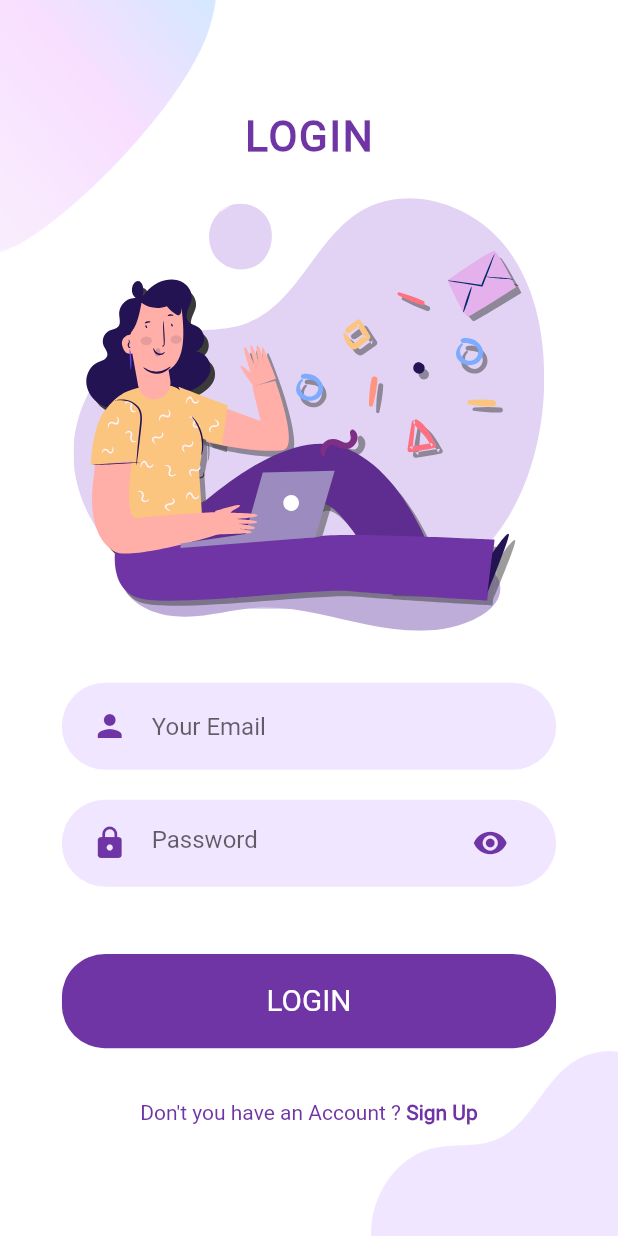
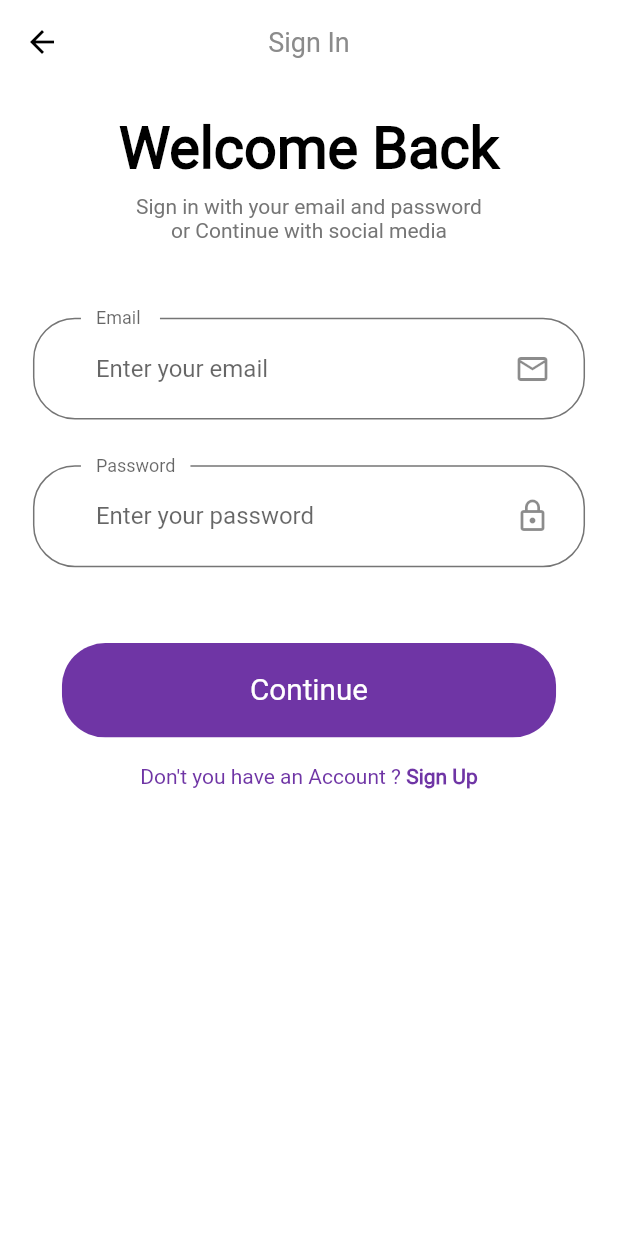
Before and after one commit to Nikhilsoni2001/KR-Trading-Company, a Flutter app: the WelcomeScreen screen opened by its route, after a tap on "LOGIN", on a phone screen of 412 x 824 dp. Run offline on Flutter 3.47's test engine with Material 2 defaults, Android fonts, the phone set to English and light mode, and no system bars; our stand-ins replace flutter_svg.

Commit message:
fix : SignIn UI changed.

```diff
--- a/lib/constants.dart
+++ b/lib/constants.dart
@@ -4,3 +4,15 @@ const kPrimaryColor = Color(0xFF6F35A5);
 const kPrimaryLightColor = Color(0xFFF1E6FF);
 
 const kAnimationDuration = Duration(milliseconds: 200);
+
+const kSecondaryColor = Color(0xFF979797);
+const kTextColor = Color(0xFF757575);
+
+// Form Error
+final RegExp emailValidatorRegExp =
+RegExp(r"^[a-zA-Z0-9.]+@[a-zA-Z0-9]+\.[a-zA-Z]+");
+const String kEmailNullError = "Please Enter your email";
+const String kInvalidEmailError = "Please Enter Valid Email";
+const String kPassNullError = "Please Enter your password";
+const String kShortPassError = "Password is too short";
+const String kMatchPassError = "Passwords don't match";
--- a/lib/main.dart
+++ b/lib/main.dart
@@ -1,7 +1,7 @@
 import 'package:flutter/material.dart';
-import 'package:kr_trading_factory/constants.dart';
 import 'package:kr_trading_factory/screens/splash_screen/splash.dart';
 import 'package:kr_trading_factory/routes.dart';
+import 'package:kr_trading_factory/theme.dart';
 
 void main() {
   runApp(MyApp());
@@ -12,12 +12,8 @@ class MyApp extends StatelessWidget {
   Widget build(BuildContext context) {
     return MaterialApp(
       debugShowCheckedModeBanner: false,
-      title: 'Flutter Demo',
-      theme: ThemeData(
-        primaryColor: kPrimaryColor,
-        scaffoldBackgroundColor: Colors.white,
-        fontFamily: 'Roboto'
-      ),
+      title: 'K R Trading Company',
+      theme: theme(),
       // home: SplashScreen(),
       initialRoute: SplashScreen.routeName,
       routes: routes,
--- a/lib/routes.dart
+++ b/lib/routes.dart
@@ -1,8 +1,12 @@
 import 'package:flutter/material.dart';
+import 'package:kr_trading_factory/screens/sign_in/sign_in_screen.dart';
+import 'package:kr_trading_factory/screens/sign_up/sign_up.dart';
 import 'package:kr_trading_factory/screens/splash_screen/splash.dart';
 import 'package:kr_trading_factory/screens/welcome/welcome.dart';
 
 final Map<String, WidgetBuilder> routes = {
   SplashScreen.routeName: (context) => SplashScreen(),
   WelcomeScreen.routeName: (context) => WelcomeScreen(),
+  SignInScreen.routeName: (context) => SignInScreen(),
+  SignUpScreen.routeName: (context) => SignUpScreen()
 };
--- /dev/null
+++ b/lib/screens/Wrapper.dart
@@ -0,0 +1,8 @@
+import 'package:flutter/material.dart';
+
+class Wrapper extends StatelessWidget {
+  @override
+  Widget build(BuildContext context) {
+    return Container();
+  }
+}
--- a/lib/screens/login/components/background.dart
+++ /dev/null
@@ -1,39 +0,0 @@
-import 'package:flutter/material.dart';
-
-class Background extends StatelessWidget {
-  final Widget child;
-  const Background({
-    Key key,
-    @required this.child
-  }) : super(key: key);
-
-  @override
-  Widget build(BuildContext context) {
-    Size size = MediaQuery.of(context).size;
-    return Container(
-      width: double.infinity,
-      height: size.height,
-      child: Stack(
-        alignment: Alignment.center,
-        children: <Widget>[
-          Positioned(
-              top: 0,
-              left: 0,
-              child: Image.asset(
-                'assets/images/main_top.png',
-                width: size.width * 0.35,
-              )),
-          Positioned(
-              bottom: 0,
-              right: 0,
-              child: Image.asset(
-                'assets/images/login_bottom.png',
-                width: size.width * 0.4,
-              )
-          ),
-          child,
-        ],
-      ),
-    );
-  }
-}
--- a/lib/screens/login/components/body.dart
+++ /dev/null
@@ -1,63 +0,0 @@
-import 'package:flutter/material.dart';
-import 'package:flutter_svg/flutter_svg.dart';
-import 'package:kr_trading_factory/components/already_have_an_account.dart';
-import 'package:kr_trading_factory/components/roundedButton.dart';
-import 'package:kr_trading_factory/components/rounded_input_field.dart';
-import 'package:kr_trading_factory/components/rounded_password_field.dart';
-import 'package:kr_trading_factory/constants.dart';
-import 'package:kr_trading_factory/screens/login/components/background.dart';
-import 'package:kr_trading_factory/screens/signUp/sign_up.dart';
-
-class Body extends StatelessWidget {
-  const Body({
-    Key key,
-  }) : super(key: key);
-
-  @override
-  Widget build(BuildContext context) {
-    Size size = MediaQuery.of(context).size;
-    return SingleChildScrollView(
-      child: Background(
-        child: Column(
-          mainAxisAlignment: MainAxisAlignment.center,
-          children: <Widget>[
-            Text(
-              'LOGIN',
-              style: TextStyle(
-                  fontSize: 28.0,
-                  letterSpacing: 1.2,
-                  fontWeight: FontWeight.bold,
-                  color: kPrimaryColor),
-            ),
-            SizedBox(height: size.height * 0.03),
-            SvgPicture.asset(
-              'assets/icons/login.svg',
-              height: size.height * 0.35,
-            ),
-            SizedBox(height: size.height * 0.03),
-            RoundedInputField(
-              hintText: 'Your Email',
-              onChanged: (value) {},
-            ),
-            RoundedPasswordField(
-              onChanged: (value) {},
-            ),
-            SizedBox(height: size.height * 0.03),
-            RoundedButton(
-              text: 'LOGIN',
-              press: () {},
-            ),
-            SizedBox(height: size.height * 0.03),
-            AlreadyHaveAnAccountCheck(
-              press: () {
-                Navigator.push(context, MaterialPageRoute(builder: (context) {
-                  return SignUpScreen();
-                }));
-              },
-            )
-          ],
-        ),
-      ),
-    );
-  }
-}
--- a/lib/screens/login/login_screen.dart
+++ /dev/null
@@ -1,11 +0,0 @@
-import 'package:flutter/material.dart';
-import 'package:kr_trading_factory/screens/login/components/body.dart';
-
-class LoginScreen extends StatelessWidget {
-  @override
-  Widget build(BuildContext context) {
-    return Scaffold(
-      body: Body(),
-    );
-  }
-}
--- /dev/null
+++ b/lib/screens/sign_in/components/body.dart
@@ -0,0 +1,38 @@
+import 'package:flutter/cupertino.dart';
+import 'package:flutter/material.dart';
+import 'package:kr_trading_factory/screens/sign_in/components/sign_in_form.dart';
+import 'package:kr_trading_factory/size_config.dart';
+import '../../../size_config.dart';
+
+class Body extends StatelessWidget {
+  @override
+  Widget build(BuildContext context) {
+    return SafeArea(
+        child: SizedBox(
+      width: double.infinity,
+      child: Padding(
+        padding:
+            EdgeInsets.symmetric(horizontal: getPropotionateScreenWidth(20)),
+        child: Column(
+          children: <Widget>[
+            SizedBox(height: 20),
+            Text(
+              'Welcome Back',
+              style: TextStyle(
+                  color: Colors.black,
+                  fontSize: getPropotionateScreenWidth(35),
+                  fontWeight: FontWeight.bold),
+            ),
+            SizedBox(height: getPropotionateScreenWidth(8),),
+            Text(
+              'Sign in with your email and password \nor Continue with social media',
+              textAlign: TextAlign.center,
+            ),
+            SizedBox(height: 50,),
+            SignInForm()
+          ],
+        ),
+      ),
+    ));
+  }
+}
--- /dev/null
+++ b/lib/screens/sign_in/components/custom_suffix_icon.dart
@@ -0,0 +1,23 @@
+import 'package:flutter/material.dart';
+
+import '../../../size_config.dart';
+
+class CustomSuffixIcon extends StatelessWidget {
+  const CustomSuffixIcon({
+    Key key, @required this.icon,
+  }) : super(key: key);
+
+  final Icon icon;
+
+  @override
+  Widget build(BuildContext context) {
+    return Padding(
+      padding: EdgeInsets.fromLTRB(
+          0,
+          getPropotionateScreenWidth(20),
+          getPropotionateScreenWidth(20),
+          getPropotionateScreenWidth(20)),
+      child: icon,
+    );
+  }
+}
--- /dev/null
+++ b/lib/screens/sign_in/components/sign_in_form.dart
@@ -0,0 +1,73 @@
+import 'package:flutter/material.dart';
+import 'package:kr_trading_factory/components/already_have_an_account.dart';
+import 'package:kr_trading_factory/components/roundedButton.dart';
+import 'package:kr_trading_factory/screens/sign_up/sign_up.dart';
+
+import '../../../size_config.dart';
+import 'custom_suffix_icon.dart';
+
+class SignInForm extends StatefulWidget {
+  @override
+  _SignInFormState createState() => _SignInFormState();
+}
+
+class _SignInFormState extends State<SignInForm> {
+  final _formKey = GlobalKey<FormState>();
+
+  @override
+  Widget build(BuildContext context) {
+    return Form(
+        key: _formKey,
+        child: Column(
+          children: <Widget>[
+            buildEmailFormField(),
+            SizedBox(height: getPropotionateScreenHeight(30)),
+            buildPasswordFormField(),
+            SizedBox(height: getPropotionateScreenHeight(40)),
+            RoundedButton(
+              text: 'Continue',
+              press: () {
+                if (_formKey.currentState.validate()) {
+                  _formKey.currentState.save();
+                }
+              },
+            ),
+            SizedBox(height: getPropotionateScreenHeight(8),),
+            AlreadyHaveAnAccountCheck(
+              login: true,
+              press: () {
+                Navigator.pushNamed(context, SignUpScreen.routeName);
+              },
+            )
+          ],
+        ));
+  }
+
+  TextFormField buildPasswordFormField() {
+    return TextFormField(
+        obscureText: true,
+        decoration: InputDecoration(
+          labelText: 'Password',
+          hintText: 'Enter your password',
+          floatingLabelBehavior: FloatingLabelBehavior.always,
+          suffixIcon: CustomSuffixIcon(
+            icon: Icon(Icons.lock_outline),
+          ),
+        ));
+  }
+
+  TextFormField buildEmailFormField() {
+    return TextFormField(
+        keyboardType: TextInputType.emailAddress,
+        onChanged: (value) {
+        },
+        decoration: InputDecoration(
+          labelText: 'Email ',
+          hintText: 'Enter your email',
+          floatingLabelBehavior: FloatingLabelBehavior.always,
+          suffixIcon: CustomSuffixIcon(
+            icon: Icon(Icons.mail_outline),
+          ),
+        ));
+  }
+}
--- /dev/null
+++ b/lib/screens/sign_in/sign_in_screen.dart
@@ -0,0 +1,16 @@
+import 'package:flutter/material.dart';
+import 'package:kr_trading_factory/screens/sign_in/components/body.dart';
+
+class SignInScreen extends StatelessWidget {
+  static String routeName = '/sign_in';
+  @override
+  Widget build(BuildContext context) {
+    return Scaffold(
+      appBar: AppBar(
+        title: Text('Sign In'),
+        centerTitle: true,
+      ),
+      body: Body(),
+    );
+  }
+}
--- a/lib/screens/signUp/compponents/body.dart
+++ b/lib/screens/sign_up/components/body.dart
@@ -4,10 +4,11 @@ import 'package:kr_trading_factory/components/already_have_an_account.dart';
 import 'package:kr_trading_factory/components/roundedButton.dart';
 import 'package:kr_trading_factory/components/rounded_input_field.dart';
 import 'package:kr_trading_factory/components/rounded_password_field.dart';
-import 'package:kr_trading_factory/screens/login/login_screen.dart';
-import 'package:kr_trading_factory/screens/signUp/compponents/background.dart';
-import 'package:kr_trading_factory/screens/signUp/compponents/or_divider.dart';
-import 'package:kr_trading_factory/screens/signUp/compponents/social_icons.dart';
+import 'package:kr_trading_factory/screens/sign_in/sign_in_screen.dart';
+import 'package:kr_trading_factory/screens/sign_up/components/background.dart';
+import 'package:kr_trading_factory/screens/sign_up/components/social_icons.dart';
+
+import 'or_divider.dart';
 
 class Body extends StatelessWidget {
   final Widget child;
@@ -45,9 +46,7 @@ class Body extends StatelessWidget {
             AlreadyHaveAnAccountCheck(
               login: false,
               press: () {
-                Navigator.push(context, MaterialPageRoute(builder: (context) {
-                  return LoginScreen();
-                }));
+                Navigator.pushNamed(context, SignInScreen.routeName);
               },
             ),
             OrDivider(),
--- a/lib/screens/signUp/sign_up.dart
+++ b/lib/screens/sign_up/sign_up.dart
@@ -1,13 +1,13 @@
+
 import 'package:flutter/material.dart';
-import 'package:kr_trading_factory/screens/signUp/compponents/body.dart';
+import 'package:kr_trading_factory/screens/sign_up/components/body.dart';
 
 class SignUpScreen extends StatelessWidget {
+  static String routeName = '/sign_up';
   @override
   Widget build(BuildContext context) {
     return Scaffold(
-      body: Body(
-        child: Column(),
-      ),
+      body: Body(),
     );
   }
 }
--- a/lib/screens/welcome/components/body.dart
+++ b/lib/screens/welcome/components/body.dart
@@ -2,8 +2,8 @@ import 'package:flutter/material.dart';
 import 'package:flutter_svg/flutter_svg.dart';
 import 'package:kr_trading_factory/components/roundedButton.dart';
 import 'package:kr_trading_factory/constants.dart';
-import 'package:kr_trading_factory/screens/login/login_screen.dart';
-import 'package:kr_trading_factory/screens/signUp/sign_up.dart';
+import 'package:kr_trading_factory/screens/sign_in/sign_in_screen.dart';
+import 'package:kr_trading_factory/screens/sign_up/sign_up.dart';
 import 'package:kr_trading_factory/screens/welcome/components/background.dart';
 
 class Body extends StatelessWidget {
@@ -45,11 +45,7 @@ class Body extends StatelessWidget {
             RoundedButton(
               text: 'LOGIN',
               press: () {
-                Navigator.push(context, MaterialPageRoute(
-                  builder: (context) {
-                    return LoginScreen();
-                  },
-                ));
+                Navigator.pushNamed(context, SignInScreen.routeName);
               },
             ),
             RoundedButton(
--- /dev/null
+++ b/lib/theme.dart
@@ -0,0 +1,45 @@
+import 'package:flutter/material.dart';
+import 'package:kr_trading_factory/constants.dart';
+
+ThemeData theme() {
+  return ThemeData(
+      primaryColor: kPrimaryColor,
+      scaffoldBackgroundColor: Colors.white,
+      fontFamily: 'Roboto',
+      inputDecorationTheme: inputTextDecoration(),
+      appBarTheme: appBarTheme(),
+      textTheme: textTheme());
+}
+
+AppBarTheme appBarTheme() {
+  return AppBarTheme(
+      color: Colors.white,
+      elevation: 0.0,
+      brightness: Brightness.light,
+      iconTheme: IconThemeData(color: Colors.black),
+      textTheme: TextTheme(
+          headline6: TextStyle(color: Color(0XFF8B8B8B), fontSize: 18)));
+}
+
+TextTheme textTheme() {
+  return TextTheme(
+    bodyText1: TextStyle(color: kTextColor),
+    bodyText2: TextStyle(color: kTextColor),
+  );
+}
+
+InputDecorationTheme inputTextDecoration() {
+  return InputDecorationTheme(
+      contentPadding: EdgeInsets.symmetric(
+        horizontal: 42,
+        vertical: 20,
+      ),
+      enabledBorder: OutlineInputBorder(
+          borderRadius: BorderRadius.circular(28),
+          borderSide: BorderSide(color: kTextColor),
+          gapPadding: 10),
+      focusedBorder: OutlineInputBorder(
+          borderRadius: BorderRadius.circular(28),
+          borderSide: BorderSide(color: kTextColor),
+          gapPadding: 10));
+}
```
Also changed, not shown: lib/screens/sign_up/components/background.dart (renamed from lib/screens/signUp/compponents/background.dart), lib/screens/sign_up/components/or_divider.dart (renamed from lib/screens/signUp/compponents/or_divider.dart), lib/screens/sign_up/components/social_icons.dart (renamed from lib/screens/signUp/compponents/social_icons.dart).
